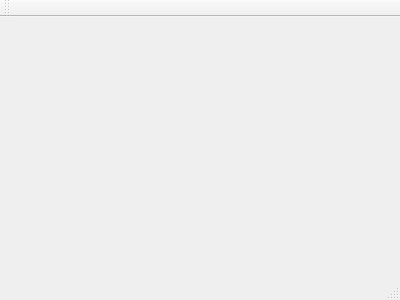
First picture: the form in Vadim-Folder/testSignal-Slot/mainwindow.ui, repository L1PK4/Control-System, before the edit.
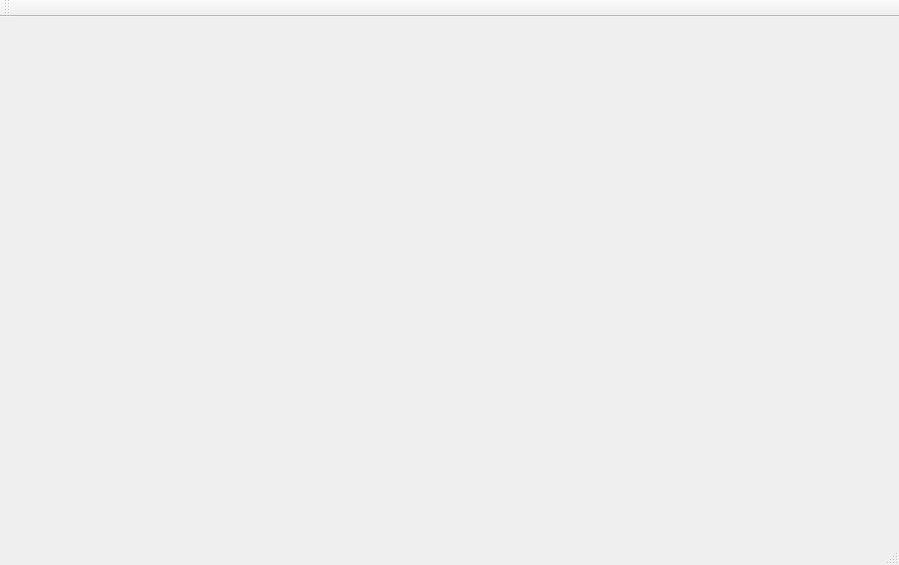
Second picture: the form after the edit.

What changed in the file:
```diff
--- a/Vadim-Folder/testSignal-Slot/mainwindow.ui
+++ b/Vadim-Folder/testSignal-Slot/mainwindow.ui
@@ -1,24 +1,51 @@
 <ui version="4.0">
  <class>MainWindow</class>
- <widget class="QMainWindow" name="MainWindow" >
-  <property name="geometry" >
+ <widget class="QMainWindow" name="MainWindow">
+  <property name="geometry">
    <rect>
     <x>0</x>
     <y>0</y>
-    <width>400</width>
-    <height>300</height>
+    <width>899</width>
+    <height>565</height>
    </rect>
   </property>
   <property name="windowTitle" >
    <string>MainWindow</string>
   </property>
-  <widget class="QMenuBar" name="menuBar" />
-  <widget class="QToolBar" name="mainToolBar" />
-  <widget class="QWidget" name="centralWidget" />
-  <widget class="QStatusBar" name="statusBar" />
+  <widget class="QWidget" name="centralWidget">
+   <widget class="QWidget" name="verticalLayoutWidget">
+    <property name="geometry">
+     <rect>
+      <x>220</x>
+      <y>40</y>
+      <width>481</width>
+      <height>311</height>
+     </rect>
+    </property>
+    <layout class="QVBoxLayout" name="verticalLayout"/>
+   </widget>
+  </widget>
+  <widget class="QMenuBar" name="menuBar">
+   <property name="geometry">
+    <rect>
+     <x>0</x>
+     <y>0</y>
+     <width>899</width>
+     <height>22</height>
+    </rect>
+   </property>
+  </widget>
+  <widget class="QToolBar" name="mainToolBar">
+   <attribute name="toolBarArea">
+    <enum>TopToolBarArea</enum>
+   </attribute>
+   <attribute name="toolBarBreak">
+    <bool>false</bool>
+   </attribute>
+  </widget>
+  <widget class="QStatusBar" name="statusBar"/>
  </widget>
- <layoutDefault spacing="6" margin="11" />
- <pixmapfunction></pixmapfunction>
+ <layoutdefault spacing="6" margin="11"/>
  <resources/>
  <connections/>
 </ui>
```
Left out of the diff: 3 changed lines with no effect on the pictures.
